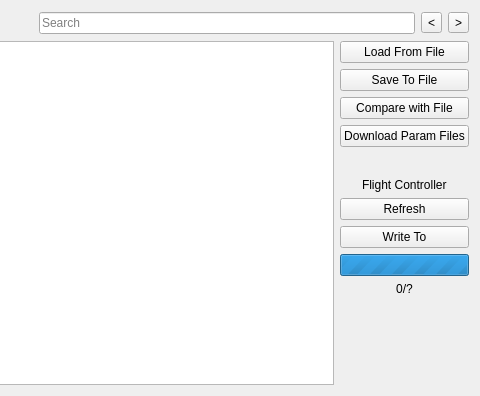
Above: src/ui/configuration/AdvParameterList.ui from ArduPilot/apm_planner before the change; both pictures show x 517 to 997 and y 0 to 396 of the 997 by 396 pixel window. Below: the same form after it.
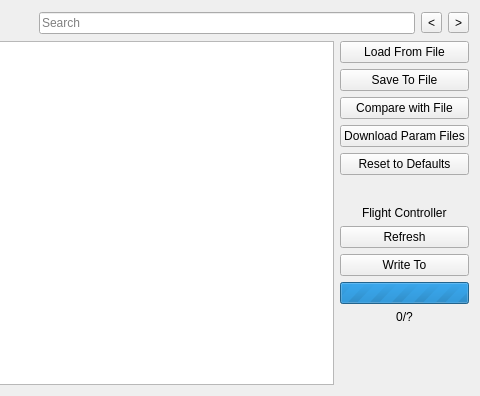
That is the form after the change.

Commit message:
Full Param Setup: Fix #321, added factory reset button to reset all parameters
This button sets FORMAT_VERSION to 0, and reboots the UAV after confirming
with the user that they actually want to reboot.

```diff
--- a/src/ui/configuration/AdvParameterList.ui
+++ b/src/ui/configuration/AdvParameterList.ui
@@ -139,6 +139,13 @@
            </property>
           </widget>
          </item>
+         <item>
+          <widget class="QPushButton" name="resetButton">
+           <property name="text">
+            <string>Reset to Defaults</string>
+           </property>
+          </widget>
+         </item>
          <item>
           <spacer name="verticalSpacer_2">
            <property name="orientation">
```
The commit also changes 2 other files.
